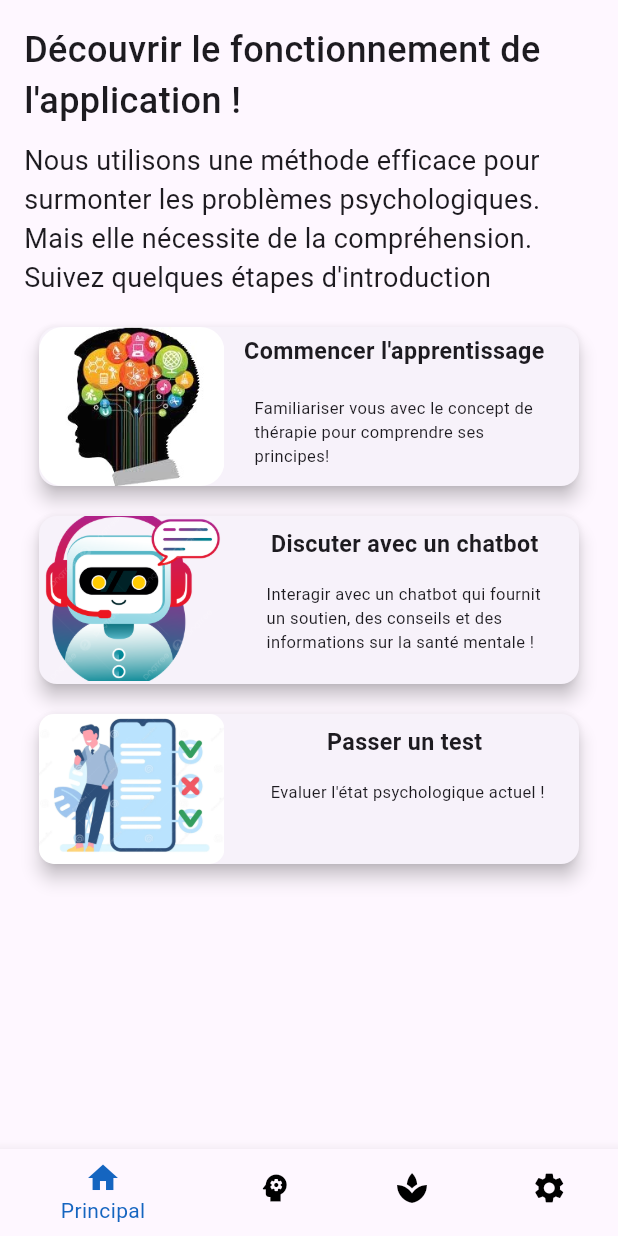
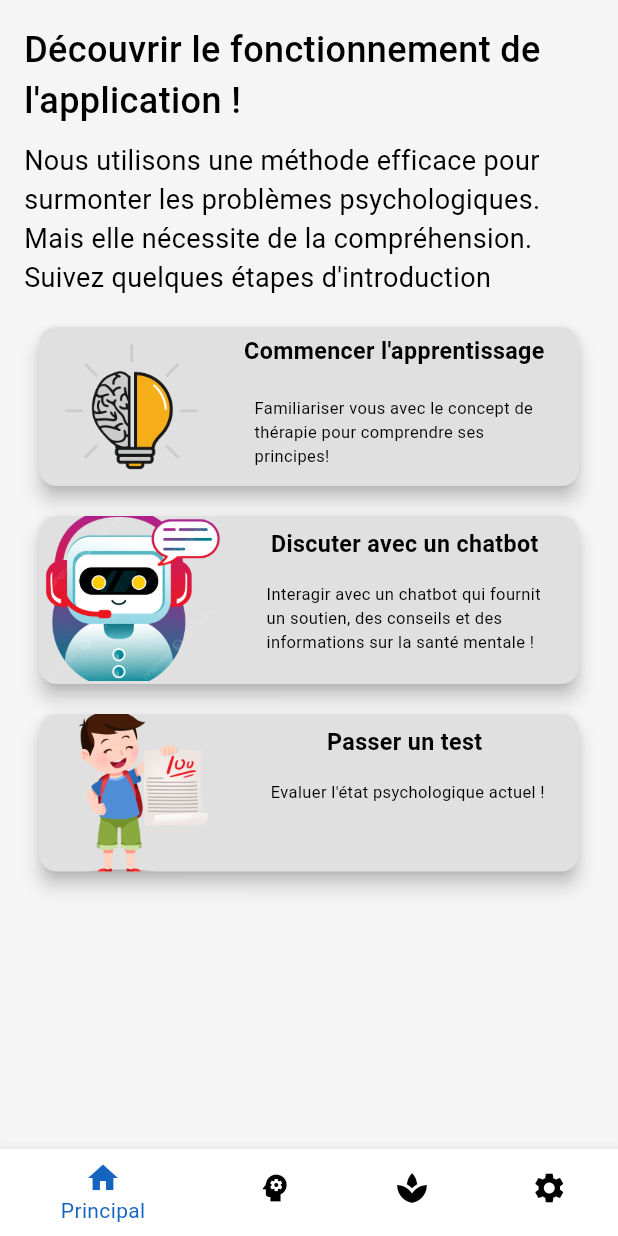
Before and after one commit to Tayebomheni/mental-health-app, a Flutter app: the navbar screen opened by its route, on a phone screen of 412 x 824 dp. Run offline on Flutter 3.47's test engine with Material 3 defaults, Android fonts, the phone set to English and light mode, and no system bars; our stand-ins replace awesome_dialog, cloud_firestore, firebase_auth, firebase_core, firebase_storage, image_picker and 1 more; accounts and stored records are empty; network calls fail.

Commit message:
switch mode

```diff
--- a/lib/Navbar.dart
+++ b/lib/Navbar.dart
@@ -11,6 +11,7 @@ class navbar extends StatefulWidget {
 }
 class _navbarState extends State<navbar> {
   int _selectedIndex = 0;
+   bool isDarkMode = false;
 
   static const List<Widget> _widgetOptions = <Widget>[
     Principal(),
@@ -53,7 +54,8 @@ class _navbarState extends State<navbar> {
         ],
         currentIndex: _selectedIndex,
         selectedItemColor: Colors.blue[800],
-        unselectedItemColor: Colors.black,
+         unselectedItemColor: isDarkMode ? Colors.white : Colors.black,
+        backgroundColor: Theme.of(context).colorScheme.primary,
         onTap: _onItemTapped,
       ),
     );
--- a/lib/Widgets/custom_item.dart
+++ b/lib/Widgets/custom_item.dart
@@ -9,7 +9,7 @@ class CustomItem extends StatelessWidget {
   final String? value;
   final double iconSize;
   final double containerSize;
-  final Color textColor;
+
 
   const CustomItem({
     Key? key,
@@ -21,7 +21,7 @@ class CustomItem extends StatelessWidget {
     this.value,
     this.iconSize = 24.0,
     this.containerSize = 50.0,
-    this.textColor = Colors.black, required bool isLoading,
+    required bool isLoading,
   }) : super(key: key);
 
   @override
@@ -55,7 +55,7 @@ class CustomItem extends StatelessWidget {
                 style: TextStyle(
                   fontSize: 16,
                   fontWeight: FontWeight.w500,
-                  color: textColor,
+
                 ),
               ),
               const Spacer(),
--- a/lib/Widgets/setting_item.dart
+++ b/lib/Widgets/setting_item.dart
@@ -7,7 +7,7 @@ class SettingItem extends StatelessWidget {
   final IconData icon;
   final Function() onTap;
   final String? value;
-  final Color textColor;
+
 
   const SettingItem({
     required this.title,
@@ -15,7 +15,7 @@ class SettingItem extends StatelessWidget {
     required this.iconColor,
     required this.icon,
     required this.onTap,
-    this.textColor = Colors.black,
+
     this.value,
   });
 
@@ -44,7 +44,7 @@ class SettingItem extends StatelessWidget {
               style: TextStyle(  // Retirez le `const` ici
                 fontSize: 16,
                 fontWeight: FontWeight.w500,
-                color: textColor,
+
               ),
             ),
             const Spacer(),
--- a/lib/pages/Parametres.dart
+++ b/lib/pages/Parametres.dart
@@ -1,41 +1,114 @@
+import 'package:cloud_firestore/cloud_firestore.dart';
 import 'package:firebase_auth/firebase_auth.dart';
 import 'package:flutter/material.dart';
 import 'package:ionicons/ionicons.dart';
 import 'package:pcd/Widgets/custom_item.dart';
 import 'package:pcd/Widgets/forward_button.dart';
 import 'package:pcd/Widgets/setting_item.dart';
+import 'package:pcd/Widgets/setting_switch.dart';
 import 'package:pcd/pages/Aide.dart';
-//import 'package:pcd/Widgets/setting_switch.dart';
 import 'package:pcd/pages/Edit_screen.dart';
 import 'package:pcd/pages/confidentialite.dart';
+import 'package:pcd/theme/themeprovider.dart';
+import 'package:provider/provider.dart';
 
 class Parametres extends StatefulWidget {
-  const Parametres({super.key});
+  const Parametres({Key? key}) : super(key: key);
 
   @override
   State<Parametres> createState() => _AccountScreenState();
 }
 
 class _AccountScreenState extends State<Parametres> {
-  bool isDarkMode = false;
-  late User? currentUser;//hold the current user information
+  User? currentUser;
   bool _isLoading = false;
+  late String? profileImageURL;
+   bool isDarkModeEnabled = false;
 
   @override
   void initState() {
     super.initState();
-    currentUser = FirebaseAuth.instance.currentUser;
+    profileImageURL = "";
+    currentUser = FirebaseAuth.instance.currentUser!;
+
+    final user = FirebaseAuth.instance.currentUser;
+    if (user != null) {
+      FirebaseFirestore.instance
+          .collection('users')
+          .doc(user.uid)
+          .get()
+          .then((doc) {
+        if (doc.exists) {
+          setState(() {
+            profileImageURL = doc['profileImage'];
+          });
+        } else {
+          FirebaseFirestore.instance
+              .collection('users')
+              .doc(user.uid)
+              .set({
+            'profileImage': null,
+            'email': user.email,
+            'displayName': user.displayName,
+          }).then((value) {
+            print("User added to Firestore!");
+          }).catchError((error) {
+            print("Failed to add user: $error");
+          });
+        }
+      });
+    }
+  }
+
+  Future<void> _showLogoutConfirmationDialog() async {
+    return showDialog(
+      context: context,
+      builder: (BuildContext context) {
+        return AlertDialog(
+          title: Text('Confirmation'),
+          content: Text('Êtes-vous sûr de vouloir vous déconnecter ?'),
+          actions: <Widget>[
+            TextButton(
+              onPressed: () {
+                Navigator.of(context).pop(false);
+              },
+              child: Text('Annuler'),
+            ),
+            TextButton(
+              onPressed: () async {
+                setState(() {
+                  _isLoading = true;
+                });
+                try {
+                  await FirebaseAuth.instance.signOut();
+                  Navigator.of(context).pushReplacementNamed('signin');
+                } catch (e) {
+                  print("Erreur lors de la déconnexion : $e");
+                } finally {
+                  await Future.delayed(Duration(seconds: 3));
+                  setState(() {
+                    _isLoading = false;
+                  });
+                }
+              },
+              child: Text('Quitter'),
+            ),
+          ],
+        );
+      },
+    );
   }
 
   @override
   Widget build(BuildContext context) {
+
+
     return Scaffold(
-      backgroundColor: Colors.white,
+      backgroundColor: Theme.of(context).colorScheme.background,
       body: Container(
-
         child: SingleChildScrollView(
           child: Padding(
-            padding: const EdgeInsets.all(30),
+            padding:  EdgeInsets.all(30),
             child: Column(
               crossAxisAlignment: CrossAxisAlignment.start,
               children: [
@@ -45,26 +118,52 @@ class _AccountScreenState extends State<Parametres> {
                   style: TextStyle(
                     fontSize: 24,
                     fontWeight: FontWeight.w500,
-                     color: Colors.black,
+
                   ),
                 ),
-                const SizedBox(height: 20),
+                const SizedBox(height: 15),
                 SizedBox(
                   width: double.infinity,
                   child: Row(
                     children: [
-                      Image.asset("assets/icons/avatar.png",
-                          width: 70, height: 70),
+                      Container(
+                        width: 100,
+                        height: 100,
+                        decoration: BoxDecoration(
+                          border: Border.all(
+                            width: 4,
+                            color: Theme.of(context).scaffoldBackgroundColor,
+                          ),
+                          boxShadow: [
+                            BoxShadow(
+                              spreadRadius: 2,
+                              blurRadius: 10,
+                              color: Colors.black.withOpacity(0.1),
+                              offset: Offset(0, 10),
+                            )
+                          ],
+                          shape: BoxShape.circle,
+                          image: profileImageURL != null
+                              ? DecorationImage(
+                                  fit: BoxFit.cover,
+                                  image: NetworkImage(profileImageURL!),
+                                )
+                              : DecorationImage(
+                                  fit: BoxFit.cover,
+                                  image: AssetImage("assets/icons/avatar.png"),
+                                ),
+                        ),
+                      ),
                       const SizedBox(width: 20),
                       Column(
                         crossAxisAlignment: CrossAxisAlignment.start,
                         children: [
                           Text(
-                            currentUser?.displayName ?? "User Name",
+                            currentUser?.displayName ?? "Nom d'utilisateur",
                             style: TextStyle(
                               fontSize: 18,
                               fontWeight: FontWeight.w500,
-                               color: Colors.black,
+
                             ),
                           ),
                           SizedBox(height: 10),
@@ -72,7 +171,7 @@ class _AccountScreenState extends State<Parametres> {
                             currentUser?.email ?? "Email",
                             style: TextStyle(
                               fontSize: 14,
-                              color: Colors.black,
+
                             ),
                           )
                         ],
@@ -83,7 +182,7 @@ class _AccountScreenState extends State<Parametres> {
                           Navigator.push(
                             context,
                             MaterialPageRoute(
-                              builder: (context) =>  EditAccountScreen(),
+                              builder: (context) => EditAccountScreen(),
                             ),
                           );
                         },
@@ -97,22 +196,17 @@ class _AccountScreenState extends State<Parametres> {
                   style: TextStyle(
                     fontSize: 24,
                     fontWeight: FontWeight.w500,
-                    color: Colors.black,
+
                   ),
                 ),
-                const SizedBox(height: 20),
+                const SizedBox(height: 15),
                 Card(
                   elevation: 5.0,
-                  child:
-                    Container(
+                  child: Container(
                     padding: const EdgeInsets.all(10.0),
-
-                                   // Couleur de fond personnalisée
-
                     child: Column(
                       crossAxisAlignment: CrossAxisAlignment.stretch,
                       children: [
-
                         SettingItem(
                           title: "Avis",
                           icon: Ionicons.star,
@@ -129,24 +223,32 @@ class _AccountScreenState extends State<Parametres> {
                           onTap: () {
                             Navigator.push(
                               context,
-              MaterialPageRoute(builder: (BuildContext context) =>  confidentialite()),
+                              MaterialPageRoute(builder: (BuildContext context) => confidentialite()),
                             );
                           },
                         ),
                         const SizedBox(height: 8),
-                    /*SettingSwitch(
-                      title: "Dark Mode",
-                      icon: Ionicons.earth,
-                      bgColor: Colors.purple.shade100,
-                      iconColor: Colors.purple,
-                      value: isDarkMode,
+                       SettingSwitch(
+  title: 'Mode Sombre',
+  value: isDarkModeEnabled, // Utilisation de la valeur de l'état du thème
   onTap: (value) {
     setState(() {
-                          isDarkMode = value;
+      // Mettre à jour l'état du thème sombre en fonction de la valeur du switch
+      isDarkModeEnabled = value;
+      Provider.of<ThemeProvider>(context,listen:false).toggleTheme();
     });
-                      },
+    // Appliquer le thème approprié
+    _toggleTheme();
+  }, bgColor: Colors.transparent,
+  iconColor: Colors.blue,
+   icon: Icons.nightlight_round, // Icône représentant le mode sombre ,
+
+
 ),
-                    const SizedBox(height: 20),*/
+
+
+
+ const SizedBox(height: 8),
                         SettingItem(
                           title: "Aide",
                           icon: Ionicons.help,
@@ -155,7 +257,7 @@ class _AccountScreenState extends State<Parametres> {
                           onTap: () {
                             Navigator.push(
                               context,
-              MaterialPageRoute(builder: (BuildContext context) =>  Aide()),
+                              MaterialPageRoute(builder: (BuildContext context) => Aide()),
                             );
                           },
                         ),
@@ -163,32 +265,16 @@ class _AccountScreenState extends State<Parametres> {
                         CustomItem(
                           title: "Déconnexion",
                           icon: Ionicons.log_out,
-
-                      backgroundColor:  Colors.transparent,
+                          backgroundColor: Colors.transparent,
                           iconColor: Colors.red,
                           onTap: () async {
-                        setState(() {
-                        _isLoading = true;
-                        });
-                         try {
-                                  await FirebaseAuth.instance.signOut();
-                                  Navigator.of(context).pushReplacementNamed('signin');
-                                } catch (e) {
-                                  print("Error during sign out: $e");
-                                } finally {
-                                  await Future.delayed(Duration(seconds: 3));
-                                  setState(() {
-                    _isLoading = false;
-                                  });
-                                }
-
+                            await _showLogoutConfirmationDialog();
                           },
                           isLoading: _isLoading,
                         ),
                       ],
                     ),
                   ),
-
                 ),
               ],
             ),
@@ -197,4 +283,16 @@ class _AccountScreenState extends State<Parametres> {
       ),
     );
   }
+  void _toggleTheme() {
+  // Utiliser le thème clair si le mode sombre est désactivé, sinon utiliser le thème sombre
+  ThemeData selectedTheme = isDarkModeEnabled ? ThemeData.dark() : ThemeData.light();
+
+  // Mettre à jour le thème de l'application
+  MaterialApp(
+    theme: selectedTheme,
+    darkTheme: selectedTheme,
+    // Autres configurations
+  );
 }
+
+}
--- a/lib/pages/Principal.dart
+++ b/lib/pages/Principal.dart
@@ -16,7 +16,9 @@ class _PrincipalState extends State<Principal> {
 
   @override
   Widget build(BuildContext context) {
-    return  Padding(
+    return  Container(
+      color : Theme.of(context).colorScheme.background,
+      child: Padding(
 
         padding: const EdgeInsets.all(16.0),
         child: ListView(
@@ -38,6 +40,7 @@ class _PrincipalState extends State<Principal> {
             SizedBox(height: 10),
             Card(
         elevation: 5.0,
+        color: Theme.of(context).colorScheme.primary,
         margin: EdgeInsets.all(10.0),
         child: GestureDetector(
       onTap: () {
@@ -56,7 +59,7 @@ class _PrincipalState extends State<Principal> {
               child: ClipRRect(
                 borderRadius: BorderRadius.circular(16.0),
                 child: Image.asset(
-                'assets/icons/appr1.jpeg',
+                  'assets/icons/apprentissage3.png',
                   fit: BoxFit.cover,
                 ),
               ),
@@ -102,6 +105,7 @@ class _PrincipalState extends State<Principal> {
 
       Card(
         elevation: 5.0,
+        color: Theme.of(context).colorScheme.primary,
         margin: EdgeInsets.all(10.0),
         child: GestureDetector(
       onTap: () {
@@ -159,6 +163,7 @@ Card(
 
             Card(
         elevation: 5.0,
+        color: Theme.of(context).colorScheme.primary,
         margin: EdgeInsets.all(10.0),
         child: GestureDetector(
       onTap: () {
@@ -170,12 +175,12 @@ Card(
         crossAxisAlignment: CrossAxisAlignment.start,
         children: [
           Container(
-          height: 100.0,
+            height: 105.0,
             width: MediaQuery.of(context).size.width * 0.3,
             child: ClipRRect(
               borderRadius: BorderRadius.circular(10.0),
               child: Image.asset(
-              'assets/icons/test1.webp',
+                'assets/icons/test3.png',
                 fit: BoxFit.cover,
               ),
             ),
@@ -271,6 +276,7 @@ Card(
       ,*/
           ],
         ),
+      ),
     );
   }
 }
--- a/lib/signin_screen.dart
+++ b/lib/signin_screen.dart
@@ -89,6 +89,7 @@ class _SignInScreenState extends State<SignInScreen> {
                           );
 
                           Navigator.of(context).pushReplacementNamed("navbar");
+
                         } on FirebaseAuthException catch (e) {
                           if (e.code == 'user-not-found') {
                             print('No user found for that email.');
--- /dev/null
+++ b/lib/theme/theme.dart
@@ -0,0 +1,19 @@
+import 'package:flutter/material.dart';
+
+ThemeData lightMode = ThemeData(
+  brightness: Brightness.light,
+  colorScheme: ColorScheme.light(
+    background: Colors.grey.shade100,
+    primary: Colors.grey.shade300,
+    secondary: Colors.grey.shade200,
+  )
+);
+
+ThemeData darkMode  = ThemeData(
+  brightness: Brightness.dark,
+  colorScheme: ColorScheme.dark(
+    background: Colors.grey.shade900,
+    primary: Colors.grey.shade800,
+     secondary: Colors.grey.shade700,
+  )
+  );
--- /dev/null
+++ b/lib/theme/themeprovider.dart
@@ -0,0 +1,22 @@
+import 'package:flutter/material.dart';
+import 'package:pcd/theme/theme.dart';
+
+
+
+class ThemeProvider with ChangeNotifier {
+  ThemeData _themeData= lightMode;
+  ThemeData get themeData =>  _themeData;
+
+  set themeData(ThemeData themeData) {
+    _themeData = themeData;
+    notifyListeners();
+}
+
+void toggleTheme(){
+  if(_themeData == lightMode){
+    themeData=darkMode;
+    }else{
+      themeData=lightMode;
+    }
+}
+}
--- a/pubspec.yaml
+++ b/pubspec.yaml
@@ -44,7 +44,7 @@ dependencies:
   flutter_animate: ^4.5.0
   google_nav_bar: ^5.0.6
   flutter_svg: ^2.0.9
-  provider: ^6.1.1
+  provider: ^6.1.2
   ionicons: ^0.2.2
   awesome_dialog: ^3.2.0
   image_picker: ^1.0.7
```
Also changed, not shown: lib/main.dart (+11 -1 lines), lib/pages/Edit_screen.dart (+144 -115 lines), assets/icons/apprentissage3.png (added), assets/icons/test3.png (added), pubspec.lock, 1 other file. Lines whose indentation alone changed are shown as unchanged.
